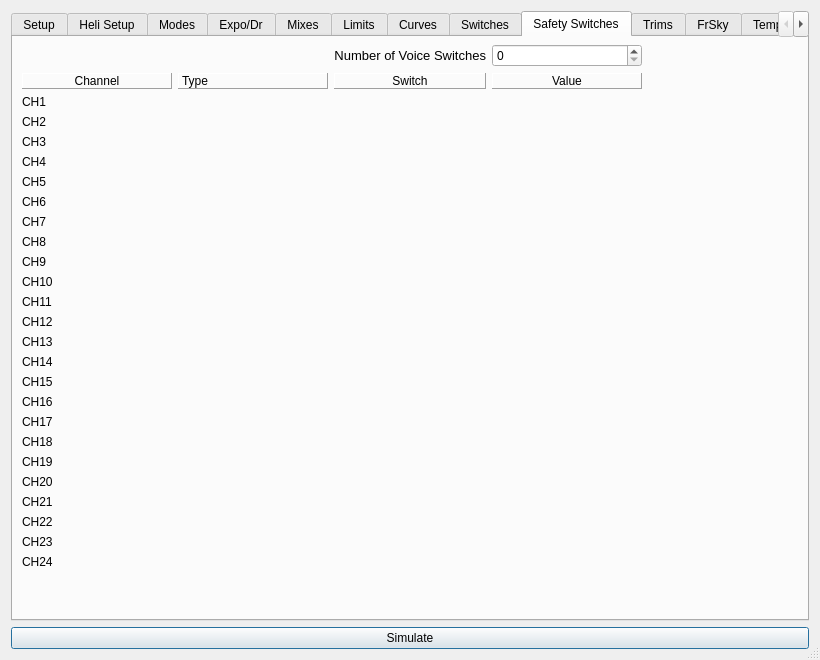
xhorizont/eepe, file src/modeledit.ui: the form before one commit.
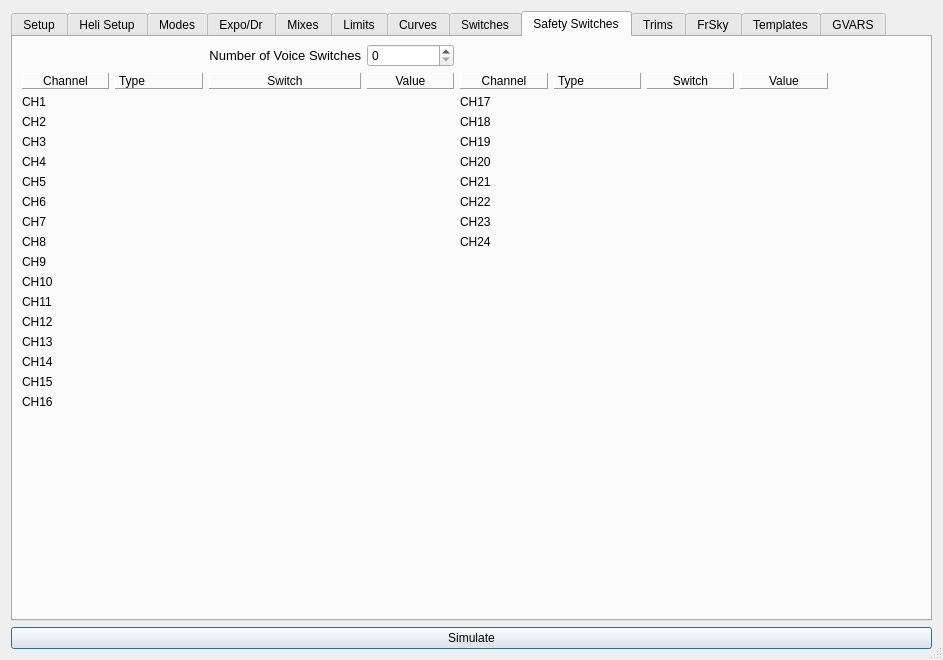
The form after the commit. The open tabs and pages were chosen to show the change. Icons and pictures are not drawn.

```diff
--- a/src/modeledit.ui
+++ b/src/modeledit.ui
@@ -6,7 +6,7 @@
    <rect>
     <x>0</x>
     <y>0</y>
-    <width>820</width>
+    <width>943</width>
     <height>660</height>
    </rect>
   </property>
@@ -9195,7 +9195,7 @@
       <attribute name="title">
        <string>Safety Switches</string>
       </attribute>
-      <layout class="QGridLayout" name="grid_tabSafetySwitches" rowstretch="0,0,0,0,0,0,0,0,0,0,0,0,0,0,0,0,0,0,0,0,0,0,0,0,0,0,0" columnstretch="0,0,0,0,0">
+      <layout class="QGridLayout" name="grid_tabSafetySwitches" rowstretch="0,0,0,0,0,0,0,0,0,0,0,0,0,0,0,0,0,0,0,0,0,0,0,0,0,0,0" columnstretch="0,0,0,0,0,0,0,0,0,0,0">
        <property name="topMargin">
         <number>7</number>
        </property>
@@ -9408,7 +9408,7 @@
          </property>
         </widget>
        </item>
-       <item row="1" column="4">
+       <item row="1" column="8">
         <widget class="QLabel" name="label_164">
          <property name="minimumSize">
           <size>
@@ -9427,82 +9427,161 @@
          </property>
         </widget>
        </item>
-       <item row="18" column="0">
+       <item row="26" column="0">
+        <spacer name="verticalSpacer_4">
+         <property name="orientation">
+          <enum>Qt::Vertical</enum>
+         </property>
+         <property name="sizeHint" stdset="0">
+          <size>
+           <width>20</width>
+           <height>40</height>
+          </size>
+         </property>
+        </spacer>
+       </item>
+       <item row="17" column="0">
+        <widget class="QLabel" name="SS16">
+         <property name="text">
+          <string notr="true">CH16</string>
+         </property>
+        </widget>
+       </item>
+       <item row="1" column="4">
+        <widget class="QLabel" name="label_173">
+         <property name="frameShape">
+          <enum>QFrame::Panel</enum>
+         </property>
+         <property name="frameShadow">
+          <enum>QFrame::Raised</enum>
+         </property>
+         <property name="midLineWidth">
+          <number>0</number>
+         </property>
+         <property name="text">
+          <string>Channel</string>
+         </property>
+         <property name="alignment">
+          <set>Qt::AlignCenter</set>
+         </property>
+         <property name="margin">
+          <number>3</number>
+         </property>
+        </widget>
+       </item>
+       <item row="1" column="5">
+        <widget class="QLabel" name="label_174">
+         <property name="frameShape">
+          <enum>QFrame::Panel</enum>
+         </property>
+         <property name="frameShadow">
+          <enum>QFrame::Raised</enum>
+         </property>
+         <property name="text">
+          <string>Type</string>
+         </property>
+        </widget>
+       </item>
+       <item row="1" column="6">
+        <widget class="QLabel" name="label_175">
+         <property name="frameShape">
+          <enum>QFrame::Panel</enum>
+         </property>
+         <property name="frameShadow">
+          <enum>QFrame::Raised</enum>
+         </property>
+         <property name="midLineWidth">
+          <number>0</number>
+         </property>
+         <property name="text">
+          <string>Switch</string>
+         </property>
+         <property name="alignment">
+          <set>Qt::AlignCenter</set>
+         </property>
+         <property name="margin">
+          <number>3</number>
+         </property>
+        </widget>
+       </item>
+       <item row="1" column="7">
+        <widget class="QLabel" name="label_176">
+         <property name="frameShape">
+          <enum>QFrame::Panel</enum>
+         </property>
+         <property name="frameShadow">
+          <enum>QFrame::Raised</enum>
+         </property>
+         <property name="midLineWidth">
+          <number>0</number>
+         </property>
+         <property name="text">
+          <string>Value</string>
+         </property>
+         <property name="alignment">
+          <set>Qt::AlignCenter</set>
+         </property>
+         <property name="margin">
+          <number>3</number>
+         </property>
+        </widget>
+       </item>
+       <item row="2" column="4">
         <widget class="QLabel" name="SS17">
          <property name="text">
           <string notr="true">CH17</string>
          </property>
         </widget>
        </item>
-       <item row="19" column="0">
+       <item row="3" column="4">
         <widget class="QLabel" name="SS18">
          <property name="text">
           <string notr="true">CH18</string>
          </property>
         </widget>
        </item>
-       <item row="20" column="0">
+       <item row="4" column="4">
         <widget class="QLabel" name="SS19">
          <property name="text">
           <string notr="true">CH19</string>
          </property>
         </widget>
        </item>
-       <item row="21" column="0">
+       <item row="5" column="4">
         <widget class="QLabel" name="SS20">
          <property name="text">
           <string notr="true">CH20</string>
          </property>
         </widget>
        </item>
-       <item row="22" column="0">
+       <item row="6" column="4">
         <widget class="QLabel" name="SS21">
          <property name="text">
           <string notr="true">CH21</string>
          </property>
         </widget>
        </item>
-       <item row="23" column="0">
+       <item row="7" column="4">
         <widget class="QLabel" name="SS22">
          <property name="text">
           <string notr="true">CH22</string>
          </property>
         </widget>
        </item>
-       <item row="24" column="0">
+       <item row="8" column="4">
         <widget class="QLabel" name="SS23">
          <property name="text">
           <string notr="true">CH23</string>
          </property>
         </widget>
        </item>
-       <item row="25" column="0">
+       <item row="9" column="4">
         <widget class="QLabel" name="SS24">
          <property name="text">
           <string notr="true">CH24</string>
          </property>
         </widget>
        </item>
-       <item row="26" column="0">
-        <spacer name="verticalSpacer_4">
-         <property name="orientation">
-          <enum>Qt::Vertical</enum>
-         </property>
-         <property name="sizeHint" stdset="0">
-          <size>
-           <width>20</width>
-           <height>40</height>
-          </size>
-         </property>
-        </spacer>
-       </item>
-       <item row="17" column="0">
-        <widget class="QLabel" name="SS16">
-         <property name="text">
-          <string notr="true">CH16</string>
-         </property>
-        </widget>
-       </item>
       </layout>
      </widget>
      <widget class="QWidget" name="tabTrims">
```
Left out of the diff: 2 changed lines with no effect on the pictures.
